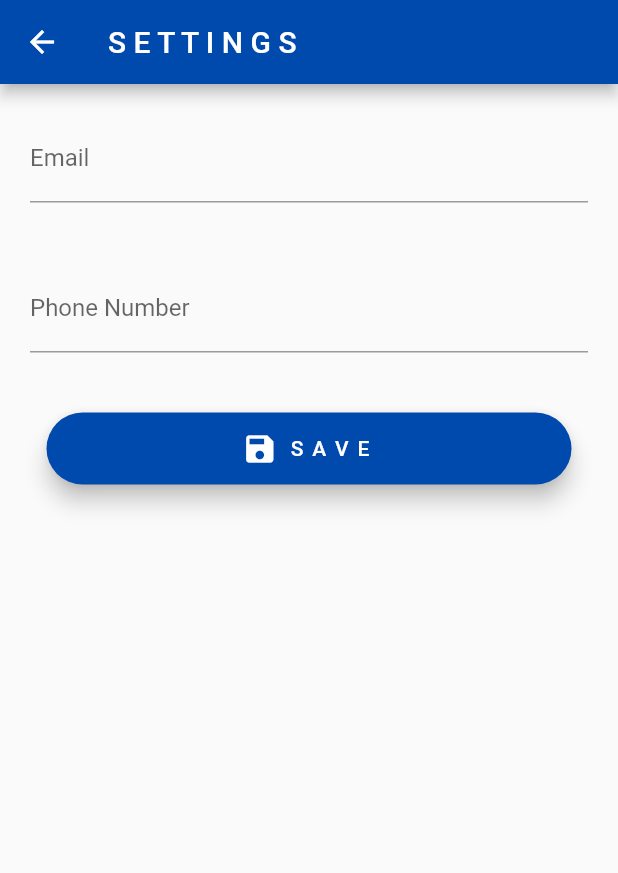
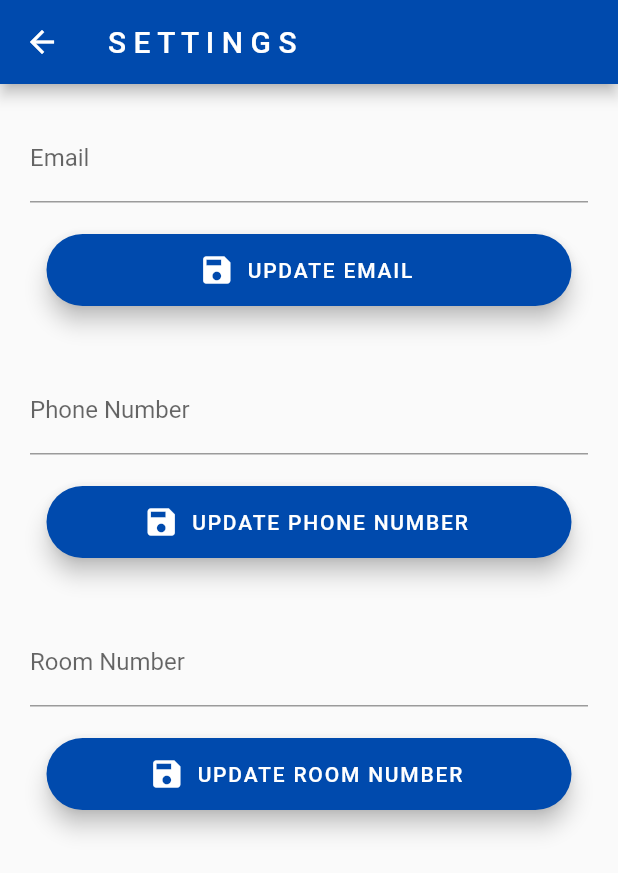
Before and after one commit to farissirraj/LaundroMATE, a Flutter app: the Settings screen opened by its route, on a phone screen of 412 x 824 dp. Shown: the top 873 px of the screen. Run offline on Flutter 3.47's test engine with Material 2 defaults, Android fonts, the phone set to English and light mode, and no system bars; our stand-ins replace cloud_firestore, firebase_core, syncfusion_flutter_calendar; accounts and stored records are empty.

Commit message:
Settings Page Updated

```diff
--- a/lib/settings.dart
+++ b/lib/settings.dart
@@ -8,6 +8,8 @@ class Settings extends StatelessWidget {
   final _emailController = TextEditingController();
 
   final _phoneNoController = TextEditingController();
+
+  final _roomNoController = TextEditingController();
 
   @override
   Widget build(BuildContext context) {
@@ -28,6 +30,33 @@ class Settings extends StatelessWidget {
                 ),
               )),
           Padding(padding: EdgeInsets.all(0.5)),
+          SizedBox(
+            width: 350.0,
+            child: FloatingActionButton.extended(
+              onPressed: () {
+                showDialog(
+                  context: context,
+                  builder: (context) => AlertDialog(
+                      title: Text('Is this your email?'),
+                      content: Text(
+                        _emailController.text,
+                        textAlign: TextAlign.center,
+                        style: TextStyle(fontSize: 20),
+                      ),
+                      actions: [
+                        TextButton(
+                          child: Text('Yes'),
+                          onPressed: () => Navigator.pop(context),
+                        ),
+                      ]),
+                );
+              },
+              label: Text('UPDATE EMAIL'),
+              icon: Icon(Icons.save),
+              backgroundColor: Color.fromRGBO(0, 74, 173, 2),
+            ),
+          ),
+          Padding(padding: EdgeInsets.all(10)),
           Padding(
               padding: EdgeInsets.all(20.0),
               child: TextField(
@@ -37,7 +66,7 @@ class Settings extends StatelessWidget {
                   labelText: "Phone Number",
                 ),
               )),
-          Padding(padding: EdgeInsets.all(10)),
+          Padding(padding: EdgeInsets.all(0.5)),
           SizedBox(
             width: 350.0,
             child: FloatingActionButton.extended(
@@ -45,21 +74,58 @@ class Settings extends StatelessWidget {
                 showDialog(
                   context: context,
                   builder: (context) => AlertDialog(
-                      title: Text(''),
+                      title: Text('Is this your Phone Number?'),
                       content: Text(
-                        _emailController.text,
+                        _phoneNoController.text,
                         textAlign: TextAlign.center,
                         style: TextStyle(fontSize: 20),
                       ),
                       actions: [
                         TextButton(
-                          child: Text('OK'),
+                          child: Text('Yes'),
                           onPressed: () => Navigator.pop(context),
                         ),
                       ]),
                 );
               },
-              label: Text('S A V E'),
+              label: Text('UPDATE PHONE NUMBER'),
+              icon: Icon(Icons.save),
+              backgroundColor: Color.fromRGBO(0, 74, 173, 2),
+            ),
+          ),
+          Padding(padding: EdgeInsets.all(10)),
+          Padding(
+              padding: EdgeInsets.all(20.0),
+              child: TextField(
+                controller: _roomNoController,
+                decoration: InputDecoration(
+                  hintText: "Room Number",
+                  labelText: "Room Number",
+                ),
+              )),
+          Padding(padding: EdgeInsets.all(0.5)),
+          SizedBox(
+            width: 350.0,
+            child: FloatingActionButton.extended(
+              onPressed: () {
+                showDialog(
+                  context: context,
+                  builder: (context) => AlertDialog(
+                      title: Text('Is this your Room Number?'),
+                      content: Text(
+                        _roomNoController.text,
+                        textAlign: TextAlign.center,
+                        style: TextStyle(fontSize: 20),
+                      ),
+                      actions: [
+                        TextButton(
+                          child: Text('Yes'),
+                          onPressed: () => Navigator.pop(context),
+                        ),
+                      ]),
+                );
+              },
+              label: Text('UPDATE ROOM NUMBER'),
               icon: Icon(Icons.save),
               backgroundColor: Color.fromRGBO(0, 74, 173, 2),
             ),
```
